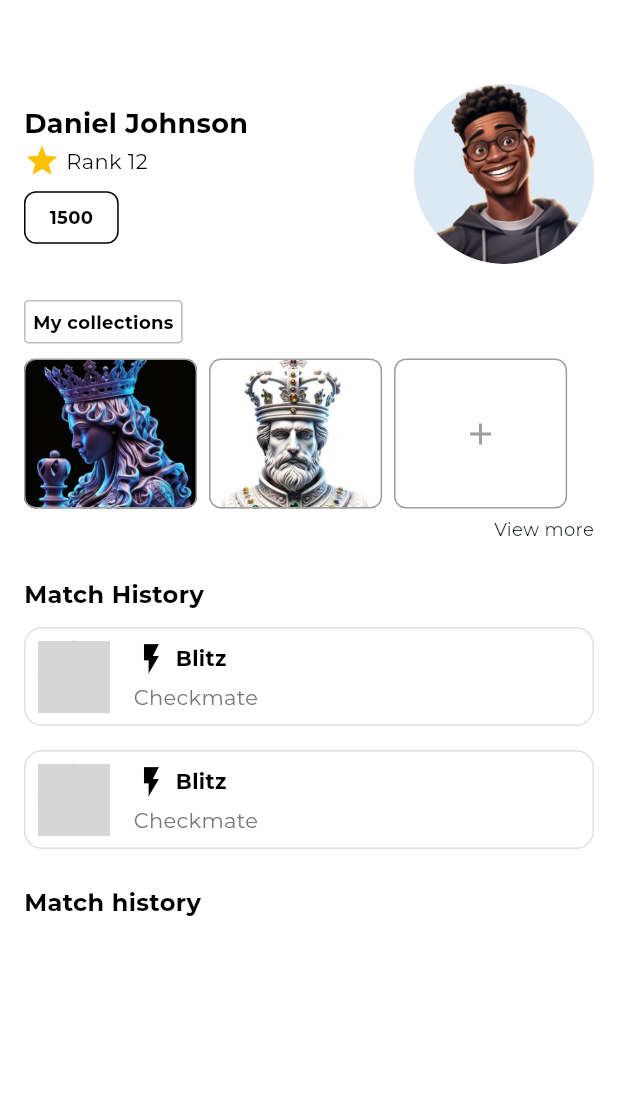
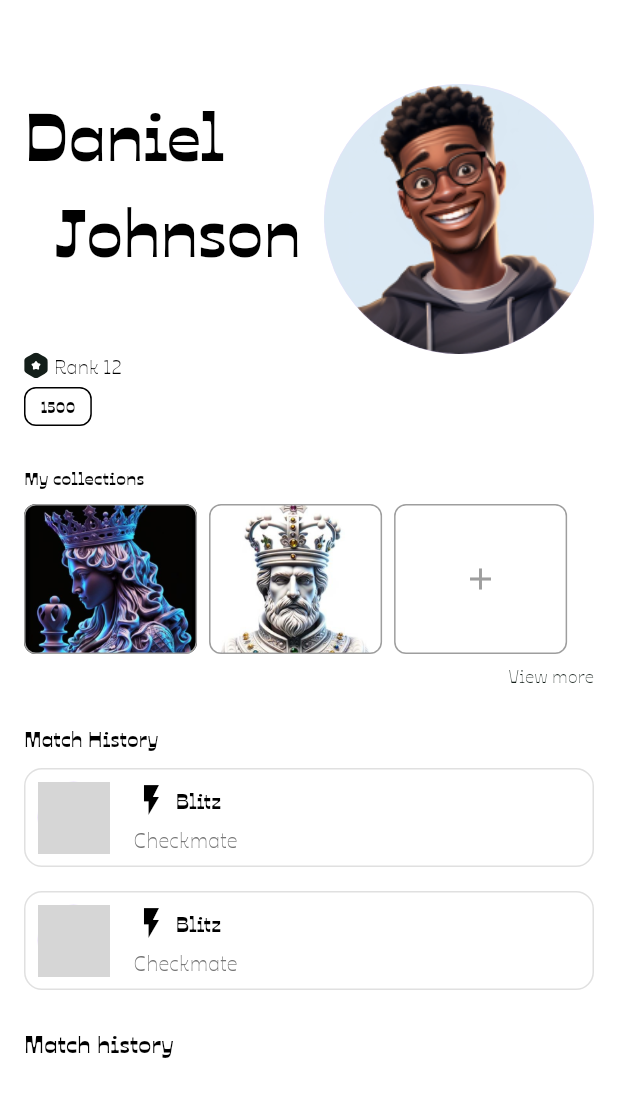
Before and after one commit to Cyphers-Guild/Rune_mobile_app, a Flutter app: the Profile screen opened directly, on a phone screen of 412 x 824 dp. Shown: the top 1097 px of the screen. Run offline on Flutter 3.47's test engine with Material 3 defaults, Android fonts, the light colour scheme and no system bars; our stand-ins replace flutter_svg, get_it, google_fonts; grey boxes are pictures that could not be loaded.

Commit message:
chore: redid landing

```diff
--- a/lib/main.dart
+++ b/lib/main.dart
@@ -30,7 +30,7 @@ class MyApp extends StatelessWidget {
           textTheme: TextTheme(
               bodyLarge: GoogleFonts.montserrat(color: kTextColor),
               bodySmall: GoogleFonts.montserrat(color: kTextColor),
-              bodyMedium: GoogleFonts.montserrat(color: kTextColor))),
+              bodyMedium: TextStyle(fontFamily: 'Ojuju'))),
       home: const SplashScreen(),
       routes: {
         'loginScreen': (context) => const LoginScreen(),
--- a/lib/ui/views/main/profile.dart
+++ b/lib/ui/views/main/profile.dart
@@ -1,5 +1,8 @@
 import 'package:flutter/material.dart';
+import 'package:flutter/widgets.dart';
+import 'package:flutter_svg/flutter_svg.dart';
 import 'package:rune/helpers/constants.dart';
+import 'package:rune/helpers/helpers.dart';
 import 'package:rune/imports.dart';
 
 class Profile extends StatelessWidget {
@@ -14,42 +17,60 @@ class Profile extends StatelessWidget {
       ),
       body: Padding(
         padding: const EdgeInsets.symmetric(horizontal: 16.0),
-        child: Column(
-          crossAxisAlignment: CrossAxisAlignment.start,
+        child: ListView(
           children: [
             // Profile section
-            Row(
-              mainAxisAlignment: MainAxisAlignment.spaceBetween,
-              crossAxisAlignment: CrossAxisAlignment.center,
+            Stack(
               children: [
                 // Profile Image
+                const Positioned(
+                  top: 0,
+                  right: 0,
+                  child: CircleAvatar(
+                    radius: 90,
+                    backgroundImage: AssetImage(
+                        'assets/images/boy.png'), // Replace with actual image path
+                  ),
+                ),
 
-                // Profile Info
                 Column(
                   crossAxisAlignment: CrossAxisAlignment.start,
                   children: [
                     const Text(
-                      'Daniel Johnson',
+                      'Daniel',
                       style: TextStyle(
-                        fontSize: 18,
+                        fontSize: 45,
                         fontWeight: FontWeight.bold,
                         color: Colors.black,
                       ),
                     ),
-                    const Row(
+                    const Padding(
+                      padding: EdgeInsets.only(left: 20.0),
+                      child: Text(
+                        'Johnson',
+                        style: TextStyle(
+                          fontSize: 45,
+                          fontWeight: FontWeight.bold,
+                          leadingDistribution: TextLeadingDistribution.even,
+                          color: Colors.black,
+                        ),
+                      ),
+                    ),
+                    50.0.sbH,
+                    Row(
                       children: [
-                        Icon(Icons.star, color: Colors.amber),
+                        SvgPicture.asset('assets/svgs/medal.svg'),
                         SizedBox(width: 4),
                         Text(
                           'Rank 12',
-                          style: TextStyle(color: Colors.black, fontSize: 14),
+                          style: TextStyle(color: Colors.black, fontSize: 13),
                         ),
                       ],
                     ),
-                    const SizedBox(height: 8),
+                    5.0.sbH,
                     Container(
                       padding: const EdgeInsets.symmetric(
-                          horizontal: 16, vertical: 8),
+                          horizontal: 10, vertical: 5),
                       decoration: BoxDecoration(
                         border: Border.all(color: Colors.black),
                         borderRadius: BorderRadius.circular(8),
@@ -57,7 +78,7 @@ class Profile extends StatelessWidget {
                       child: const Text(
                         '1500',
                         style: TextStyle(
-                          fontSize: 12,
+                          fontSize: 10,
                           fontWeight: FontWeight.bold,
                           color: Colors.black,
                         ),
@@ -65,29 +86,17 @@ class Profile extends StatelessWidget {
                     ),
                   ],
                 ),
-
-                const CircleAvatar(
-                  radius: 60,
-                  backgroundImage: AssetImage(
-                      'assets/images/boy.png'), // Replace with actual image path
-                )
               ],
             ),
-            24.0.sbH,
+            25.0.sbH,
 
             // My Collections section
-            Container(
-              padding: const EdgeInsets.all(5),
-              decoration: BoxDecoration(
-                  borderRadius: BorderRadius.circular(3),
-                  border: Border.all(color: Colors.grey.shade400)),
-              child: const Text(
-                'My collections',
-                style: TextStyle(
-                  fontSize: 12,
-                  fontWeight: FontWeight.bold,
-                  color: Colors.black,
-                ),
+            const Text(
+              'My collections',
+              style: TextStyle(
+                fontSize: 12,
+                fontWeight: FontWeight.bold,
+                color: Colors.black,
               ),
             ),
             10.0.sbH,
@@ -124,7 +133,7 @@ class Profile extends StatelessWidget {
             const Text(
               'Match History',
               style: TextStyle(
-                fontSize: 16,
+                fontSize: 14,
                 fontWeight: FontWeight.bold,
                 color: Colors.black,
               ),
--- a/lib/widgets/Button.dart
+++ b/lib/widgets/Button.dart
@@ -26,8 +26,10 @@ class Button extends StatelessWidget {
         },
         child: Text(
           text,
-          style: GoogleFonts.montserrat(
-              color: Colors.white, fontWeight: FontWeight.w600),
+          style: TextStyle(
+              fontFamily: 'Ojuju',
+              color: Colors.white,
+              fontWeight: FontWeight.w700),
         ));
   }
 }
```
Also changed, not shown: lib/ui/views/main/home.dart (+42 -10 lines), pubspec.yaml (+14 -11 lines), assets/fonts/Ojuju-Bold.ttf (added), assets/fonts/Ojuju-ExtraBold.ttf (added), assets/fonts/Ojuju-ExtraLight.ttf (added), assets/fonts/Ojuju-Light.ttf (added), assets/fonts/Ojuju-Medium.ttf (added), assets/fonts/Ojuju-Regular.ttf (added), assets/fonts/Ojuju-SemiBold.ttf (added), assets/svgs/play_piece.svg (added).
